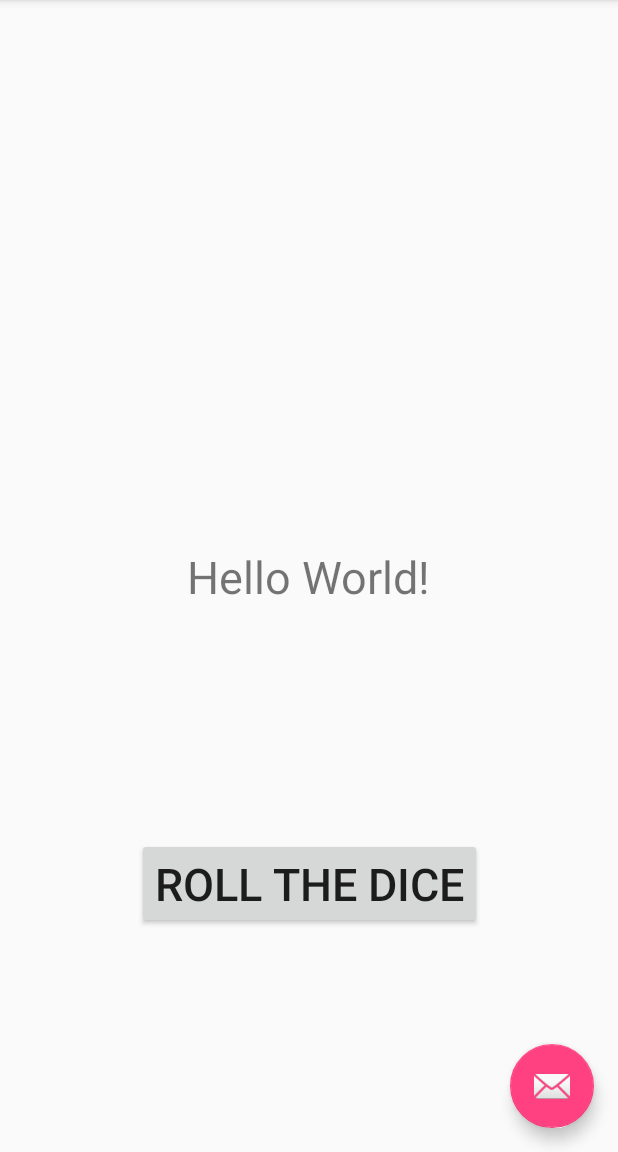
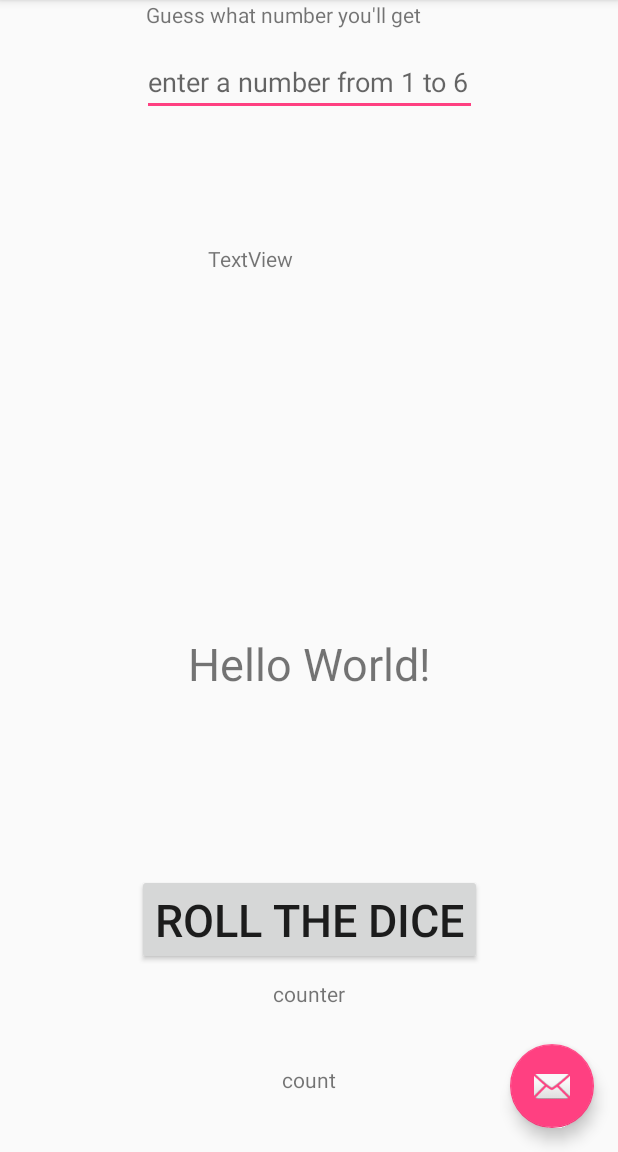
Before and after one commit to cs18aao/DiceRoller, an Android app: the screen it shows after launch (MainActivity), on a phone screen of 412 x 824 dp, the part 84-1236 px from its top. Run offline under Robolectric (Android 15) with nearby library versions, the phone set to English and light mode, and no system bars.

Commit message:
part 2 and 3 done

```diff
--- a/app/src/main/java/com/example/cs18aao/diceroller/MainActivity.java
+++ b/app/src/main/java/com/example/cs18aao/diceroller/MainActivity.java
@@ -8,11 +8,20 @@ import android.support.v7.widget.Toolbar;
 import android.view.View;
 import android.view.Menu;
 import android.view.MenuItem;
+import android.widget.Button;
+import android.widget.EditText;
 import android.widget.TextView;
+import android.widget.Toast;
 
 import java.util.Random;
 
 public class MainActivity extends AppCompatActivity {
+
+    private TextView textView;
+    private EditText userInput;
+    private int counter = 0;
+    private TextView points;
+    private TextView counting;
 
 
 
@@ -22,6 +31,14 @@ public class MainActivity extends AppCompatActivity {
         setContentView(R.layout.activity_main);
         Toolbar toolbar = (Toolbar) findViewById(R.id.toolbar);
         setSupportActionBar(toolbar);
+
+        textView = (TextView) findViewById(R.id.textView);
+        userInput = (EditText) findViewById(R.id.userInput);
+        points = (TextView) findViewById(R.id.points);
+        counting = (TextView) findViewById(R.id.counting);
+
+
+
 
         FloatingActionButton fab = (FloatingActionButton) findViewById(R.id.fab);
         fab.setOnClickListener(new View.OnClickListener() {
@@ -60,12 +77,22 @@ public class MainActivity extends AppCompatActivity {
         TextView tv = (TextView) this.findViewById(R.id.textView);
 
         Random r = new Random();
-        int number = r.nextInt((6)+1);
+        int number = r.nextInt(6);
 
         tv.setText(Integer.toString(number));
 
 
+        int  num = Integer.parseInt(userInput.getText().toString());
+        if (num < 1 || num > 6)
+        {
+            Toast.makeText(this, "Invalid input, the number must be 1 - 6", Toast.LENGTH_SHORT).show();
+        }
+        else if (num == number)
+        {
+            Toast.makeText(this, "congratulations, you guessed right!", Toast.LENGTH_SHORT).show();
+            counter = counter + 1;
+            points.setText(Integer.toString(counter));
+        }
+    }
 
-
-    }
 }
--- a/app/src/main/res/layout/content_main.xml
+++ b/app/src/main/res/layout/content_main.xml
@@ -17,13 +17,15 @@
         app:layout_constraintBottom_toBottomOf="parent"
         app:layout_constraintLeft_toLeftOf="parent"
         app:layout_constraintRight_toRightOf="parent"
-        app:layout_constraintTop_toTopOf="parent" />
+        app:layout_constraintTop_toTopOf="parent"
+        app:layout_constraintHorizontal_bias="0.502"
+        app:layout_constraintVertical_bias="0.58000004" />
 
     <Button
         android:id="@+id/button"
         android:layout_width="wrap_content"
         android:layout_height="wrap_content"
-        android:layout_marginBottom="8dp"
+        android:layout_marginBottom="82dp"
         android:layout_marginLeft="8dp"
         android:layout_marginRight="8dp"
         android:layout_marginTop="8dp"
@@ -34,6 +36,79 @@
         app:layout_constraintLeft_toLeftOf="parent"
         app:layout_constraintRight_toRightOf="parent"
         app:layout_constraintTop_toBottomOf="@+id/textView"
-        app:layout_constraintVertical_bias="0.509" />
+        app:layout_constraintVertical_bias="0.725" />
+
+    <TextView
+        android:id="@+id/textView2"
+        android:layout_width="217dp"
+        android:layout_height="25dp"
+        android:text="Guess what number you'll get"
+        tools:layout_editor_absoluteY="16dp"
+        android:layout_marginRight="8dp"
+        app:layout_constraintRight_toRightOf="parent"
+        android:layout_marginLeft="8dp"
+        app:layout_constraintLeft_toLeftOf="parent" />
+
+    <EditText
+        android:id="@+id/userInput"
+        android:layout_width="223dp"
+        android:layout_height="44dp"
+        android:layout_marginLeft="8dp"
+        android:layout_marginRight="8dp"
+        android:ems="10"
+        android:hint="enter a number from 1 to 6"
+        android:inputType="textPersonName"
+        app:layout_constraintHorizontal_bias="0.503"
+        app:layout_constraintLeft_toLeftOf="parent"
+        app:layout_constraintRight_toRightOf="parent"
+        android:layout_marginTop="8dp"
+        app:layout_constraintTop_toBottomOf="@+id/textView2" />
+
+    <TextView
+        android:id="@+id/userOutput"
+        android:layout_width="135dp"
+        android:layout_height="43dp"
+        android:layout_marginBottom="8dp"
+        android:layout_marginLeft="8dp"
+        android:layout_marginRight="8dp"
+        android:layout_marginTop="8dp"
+        android:text="TextView"
+        app:layout_constraintBottom_toTopOf="@+id/textView"
+        app:layout_constraintLeft_toLeftOf="parent"
+        app:layout_constraintRight_toRightOf="parent"
+        app:layout_constraintTop_toBottomOf="@+id/userInput"
+        app:layout_constraintVertical_bias="0.271"
+        app:layout_constraintHorizontal_bias="0.502" />
+
+    <TextView
+        android:id="@+id/points"
+        android:layout_width="wrap_content"
+        android:layout_height="wrap_content"
+        android:layout_marginBottom="8dp"
+        android:layout_marginLeft="8dp"
+        android:layout_marginRight="8dp"
+        android:layout_marginTop="8dp"
+        android:text="count"
+        app:layout_constraintBottom_toBottomOf="parent"
+        app:layout_constraintLeft_toLeftOf="parent"
+        app:layout_constraintRight_toRightOf="parent"
+        app:layout_constraintTop_toTopOf="parent"
+        app:layout_constraintVertical_bias="0.958" />
+
+    <TextView
+        android:id="@+id/counting"
+        android:layout_width="wrap_content"
+        android:layout_height="wrap_content"
+        android:layout_marginBottom="8dp"
+        android:layout_marginLeft="8dp"
+        android:layout_marginRight="8dp"
+        android:layout_marginTop="8dp"
+        android:text="counter"
+        app:layout_constraintBottom_toBottomOf="parent"
+        app:layout_constraintLeft_toLeftOf="parent"
+        app:layout_constraintRight_toRightOf="parent"
+        app:layout_constraintTop_toTopOf="parent"
+        app:layout_constraintVertical_bias="0.88"
+        tools:text="number of times correct" />
 
 </android.support.constraint.ConstraintLayout>
```
